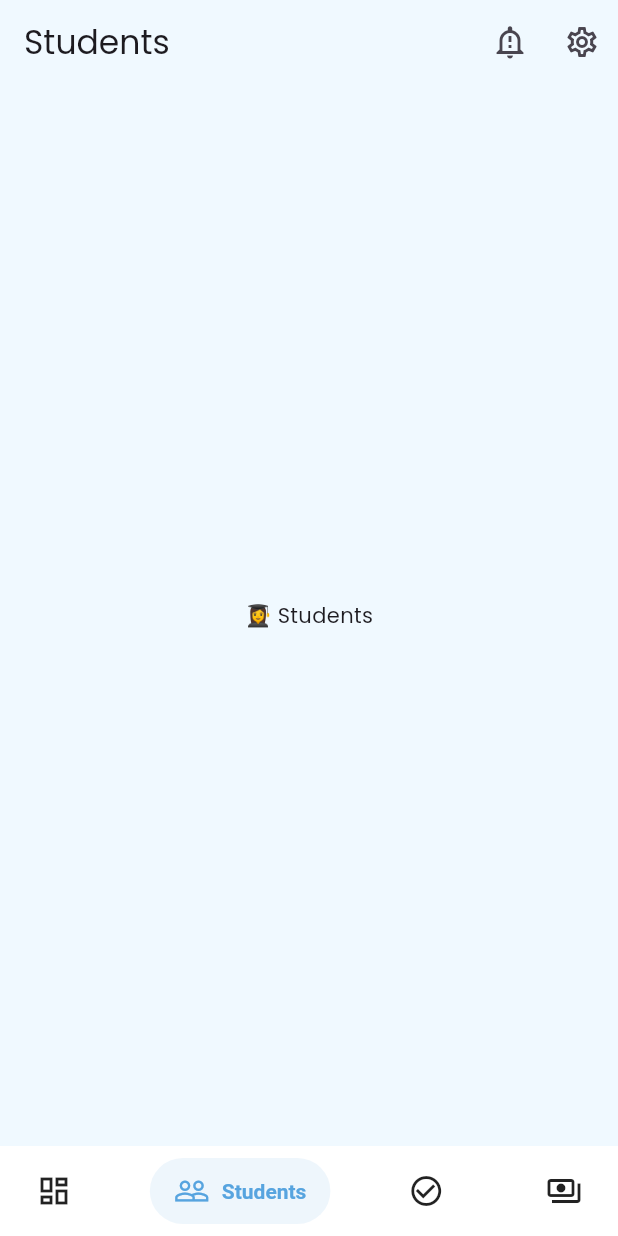
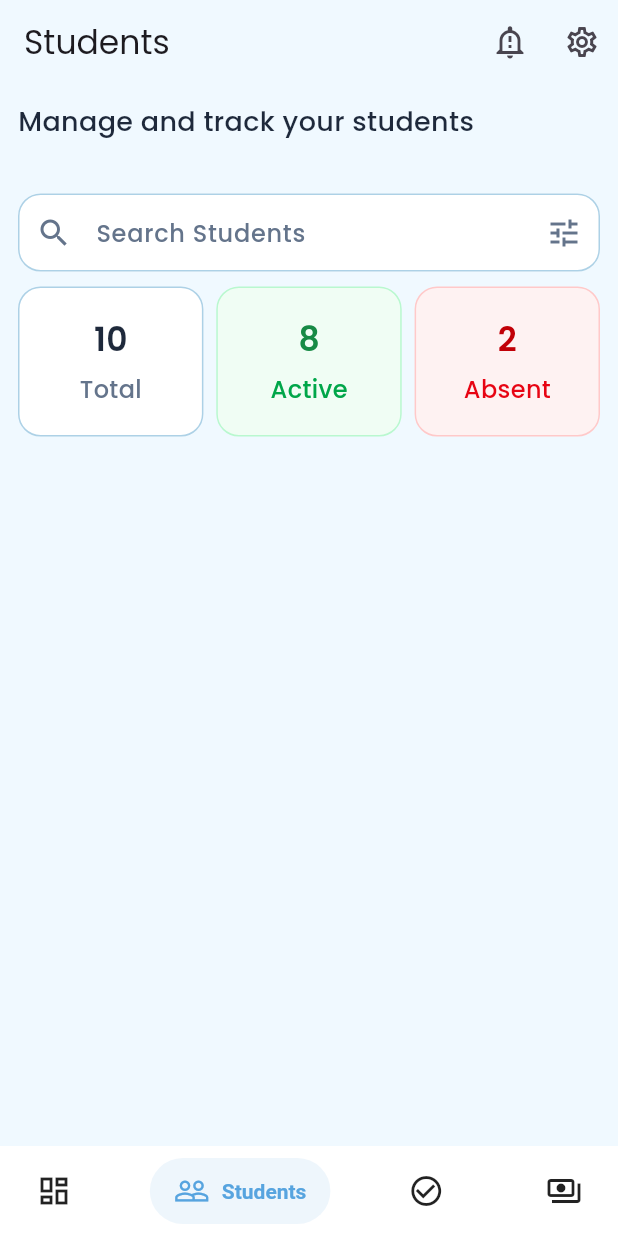
Before and after one commit to amrelmaadawy/teacher-system, a Flutter app: the LayoutView screen opened directly, item 2 of the bottom bar chosen, on a phone screen of 412 x 824 dp. Run offline on Flutter 3.47's test engine with Material 3 defaults, Android fonts, the phone set to English and light mode, and no system bars; drawn by our look-alikes of salomon_bottom_bar.

Commit message:
add search student +total of student cards

```diff
--- a/lib/features/auth/presentation/widgets/custom_text_form_field.dart
+++ b/lib/features/auth/presentation/widgets/custom_text_form_field.dart
@@ -51,7 +51,8 @@ class CustomTextFormField extends StatelessWidget {
               color: lightSubTextColor,
               fontWeight: FontWeight.w500,
             ),
-            filled: false,
+            filled: true,
+            fillColor:lightWhiteColor,
             contentPadding: const EdgeInsets.symmetric(
               horizontal: 16,
               vertical: 14,
--- a/lib/features/students/presentation/views/students_view.dart
+++ b/lib/features/students/presentation/views/students_view.dart
@@ -1,8 +1,76 @@
 import 'package:flutter/material.dart';
+import 'package:teacher_system/core/utils/app_colors.dart';
+import 'package:teacher_system/core/utils/app_size.dart';
+import 'package:teacher_system/features/auth/presentation/widgets/custom_text_form_field.dart';
+import 'package:teacher_system/features/students/presentation/widgets/custom_students_card.dart';
 
-class StudentsView extends StatelessWidget {
+class StudentsView extends StatefulWidget {
   const StudentsView({super.key});
+
   @override
-  Widget build(BuildContext context) =>
-      const Center(child: Text('👩‍🎓 Students'));
+  State<StudentsView> createState() => _StudentsViewState();
 }
+
+class _StudentsViewState extends State<StudentsView> {
+  final searchController = TextEditingController();
+  @override
+  Widget build(BuildContext context) {
+    return Padding(
+      padding: const EdgeInsets.all(defPadding),
+      child: Column(
+        crossAxisAlignment: CrossAxisAlignment.start,
+        children: [
+          Text(
+            'Manage and track your students',
+            style: TextStyle(
+              fontSize: 18,
+              fontWeight: FontWeight.w500,
+              color: lightMainTextColor,
+            ),
+          ),
+          CustomTextFormField(
+            prefixIcon: Icon(Icons.search, color: lightSubTextColor),
+            suffixIcon: Icon(Icons.tune, color: lightSubTextColor),
+            controller: searchController,
+            text: '',
+            labelText: 'Search Students',
+            validator: (i) {
+              return null;
+            },
+            keyboardType: TextInputType.text,
+          ),
+          SizedBox(height: 10),
+          Row(
+            mainAxisAlignment: MainAxisAlignment.spaceBetween,
+            children: [
+              CustomStudentsCard(
+                text: 'Total',
+                number: 10,
+                backGroundColor: lightWhiteColor,
+                textColor: lightSubTextColor,
+                numberColor: lightMainTextColor,
+                borderColor: lightBordersColor,
+              ),
+              CustomStudentsCard(
+                text: 'Active',
+                number: 8,
+                backGroundColor: Color(0xfff0fdf4),
+                textColor: Color(0xff00a649),
+                numberColor: Color(0xff178a45),
+                borderColor: Color(0xffb9f8cf),
+              ),
+              CustomStudentsCard(
+                text: 'Absent',
+                number: 2,
+                backGroundColor: Color(0xfffef2f2),
+                textColor: Color(0xffe70413),
+                numberColor: Color(0xffc10007),
+                borderColor: Color(0xffffc9c9),
+              ),
+            ],
+          ),
+        ],
+      ),
+    );
+  }
+}
--- /dev/null
+++ b/lib/features/students/presentation/widgets/custom_students_card.dart
@@ -0,0 +1,64 @@
+import 'package:flutter/material.dart';
+import 'package:teacher_system/core/utils/app_size.dart';
+
+class CustomStudentsCard extends StatelessWidget {
+  const CustomStudentsCard({
+    super.key,
+    required this.text,
+    required this.number,
+    required this.backGroundColor,
+    required this.textColor,
+    required this.numberColor,
+    required this.borderColor,
+  });
+  final String text;
+  final int number;
+  final Color backGroundColor;
+  final Color textColor;
+  final Color numberColor;
+  final Color borderColor;
+  @override
+  Widget build(BuildContext context) {
+    return Container(
+      decoration: BoxDecoration(
+        color: backGroundColor,
+        borderRadius: BorderRadius.circular(defBorderRadius),
+        border: Border.all(color: borderColor),
+      ),
+      width: MediaQuery.of(context).size.width * 0.3,
+      height: 100,
+      child: Card(
+        elevation: 0,
+        shape: RoundedRectangleBorder(
+          borderRadius: BorderRadiusGeometry.circular(defBorderRadius),
+        ),
+        color: backGroundColor,
+        child: Padding(
+          padding: const EdgeInsets.all(defPadding),
+          child: Column(
+            mainAxisAlignment: MainAxisAlignment.spaceAround,
+            crossAxisAlignment: CrossAxisAlignment.center,
+            children: [
+              Text(
+                '$number',
+                style: TextStyle(
+                  fontSize: 22,
+                  fontWeight: FontWeight.w600,
+                  color: numberColor,
+                ),
+              ),
+              Text(
+                text,
+                style: TextStyle(
+                  fontSize: 16,
+                  fontWeight: FontWeight.w500,
+                  color: textColor,
+                ),
+              ),
+            ],
+          ),
+        ),
+      ),
+    );
+  }
+}
```
